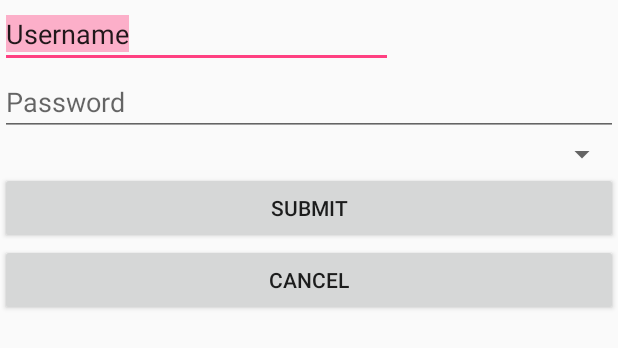
After one commit to tanya425/CrowdSourcing-Team-22, an Android app: the layout register.xml on its own in the app's theme, with its tools: preview values and no code run, on a phone screen of 412 x 824 dp. The commit adds this screen. Shown: the top 348 px of the screen. Run offline under Robolectric (Android 15) with nearby library versions, the phone set to English and light mode, and no system bars.

Commit message:
Created Register UI and class

```diff
--- a/app/src/main/java/teamplaceholder/com/placeholderapp/MainActivity.java
+++ b/app/src/main/java/teamplaceholder/com/placeholderapp/MainActivity.java
@@ -26,6 +26,15 @@ public class MainActivity extends AppCompatActivity {
         Intent intent = new Intent(this, LoginActivity.class);
         startActivity(intent);
     }
+
+    /**
+     * Called when the login button is pressed*
+     * @param view is the where the button was clicked
+     */
+    protected void onRegisterPress(View view) {
+        Intent registerIntent = new Intent(this, RegisterActivity.class);
+        startActivity(registerIntent);
+    }
     /**
      * Override functionality
      */
--- /dev/null
+++ b/app/src/main/java/teamplaceholder/com/placeholderapp/RegisterActivity.java
@@ -0,0 +1,16 @@
+package teamplaceholder.com.placeholderapp;
+
+import android.os.Bundle;
+import android.support.v7.app.AppCompatActivity;
+
+/**
+ * Created by ashwiniiyer on 2/19/17.
+ */
+
+public class RegisterActivity extends AppCompatActivity {
+    @Override
+    protected void onCreate(Bundle savedInstanceState) {
+        super.onCreate(savedInstanceState);
+        setContentView(R.layout.activity_login);
+    }
+}
--- a/app/src/main/res/layout/activity_main.xml
+++ b/app/src/main/res/layout/activity_main.xml
@@ -38,6 +38,7 @@
         android:layout_width="wrap_content"
         android:layout_height="wrap_content"
         android:id="@+id/register_button"
+        android:onClick="onRegisterPress"
         android:width="125dp"
         android:layout_below="@+id/login_button"
         android:layout_alignStart="@+id/login_button" />
--- /dev/null
+++ b/app/src/main/res/layout/register.xml
@@ -0,0 +1,44 @@
+<?xml version="1.0" encoding="utf-8"?>
+<LinearLayout xmlns:android="http://schemas.android.com/apk/res/android"
+    android:orientation="vertical" android:layout_width="match_parent"
+    android:layout_height="match_parent">
+
+
+    <EditText
+        android:layout_width="match_parent"
+        android:layout_height="wrap_content"
+        android:inputType="textPersonName"
+        android:text="Username"
+        android:ems="10"
+        android:id="@+id/usernameBox"
+        android:hint="Username"
+        android:selectAllOnFocus="true"
+        android:singleLine="true"
+        android:layout_marginRight="150dp"
+        android:layout_gravity="clip_horizontal" />
+
+    <EditText
+        android:layout_width="match_parent"
+        android:layout_height="wrap_content"
+        android:inputType="numberPassword"
+        android:ems="10"
+        android:id="@+id/passwordBox"
+        android:hint="Password" />
+
+    <Spinner
+        android:layout_width="match_parent"
+        android:layout_height="wrap_content"
+        android:id="@+id/spinner" />
+
+    <Button
+        android:text="Submit"
+        android:layout_width="match_parent"
+        android:layout_height="wrap_content"
+        android:id="@+id/submitButton" />
+
+    <Button
+        android:text="Cancel"
+        android:layout_width="match_parent"
+        android:layout_height="wrap_content"
+        android:id="@+id/cancelButton" />
+</LinearLayout>
```
